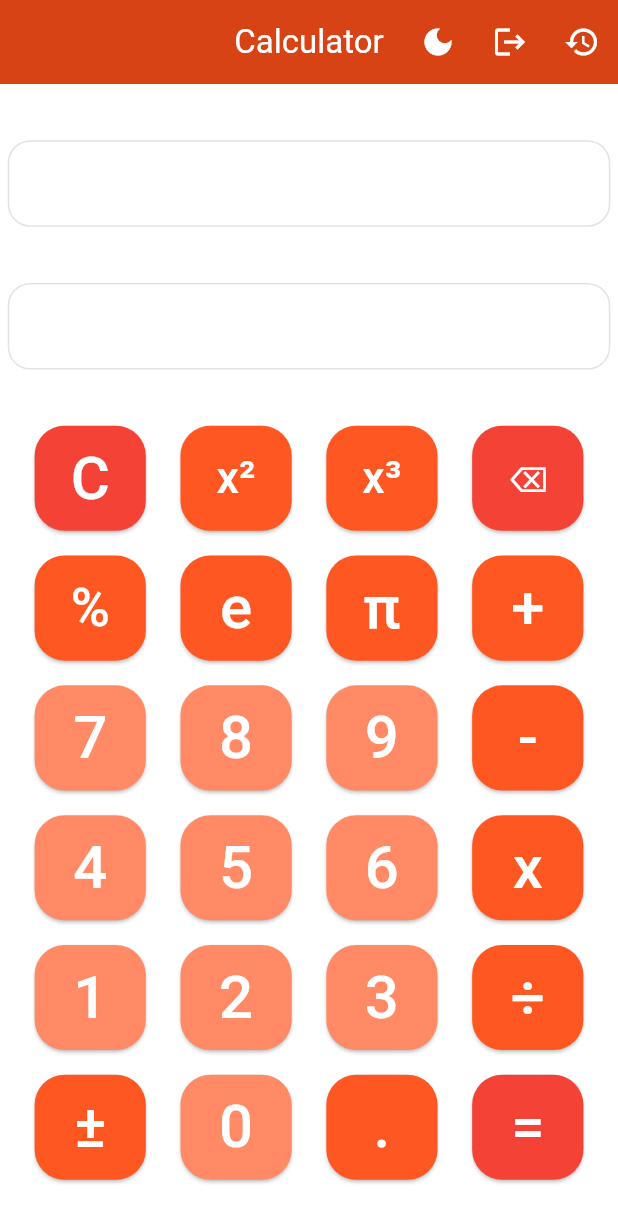
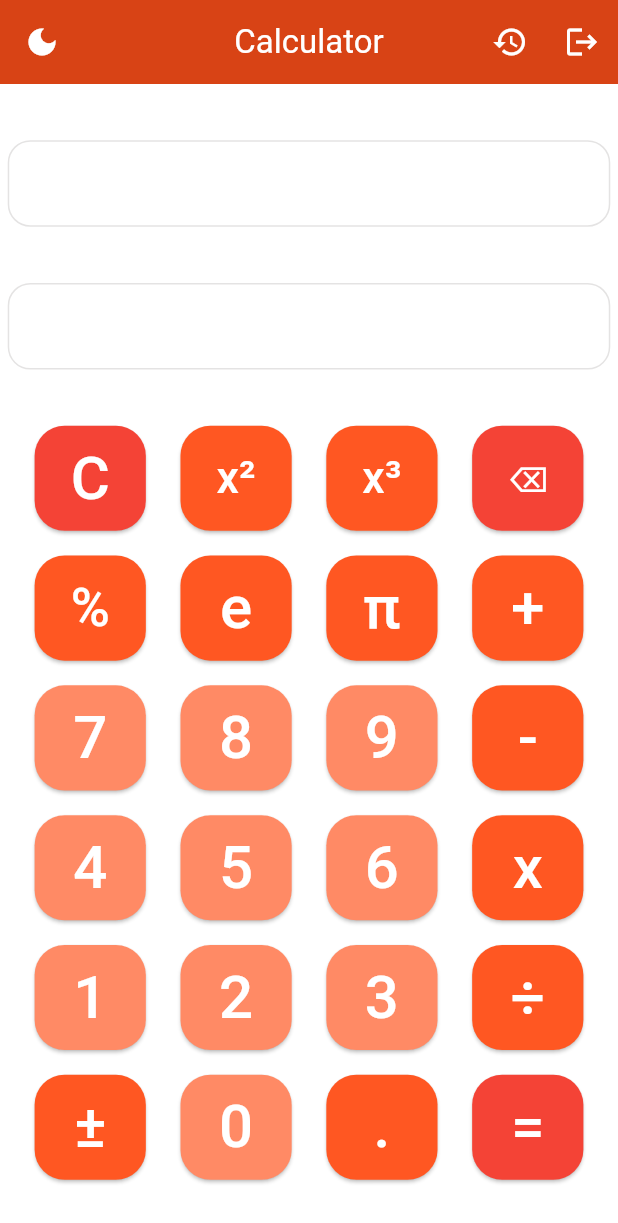
Before and after one commit to Krystizz/Calculator-App-DevSoc, a Flutter app: the screen it shows once a user with an empty profile is signed in, after a tap on the "logout" icon, on a phone screen of 412 x 824 dp. Shown: the top 1223 px of the screen. Run offline on Flutter 3.47's test engine with Material 3 defaults, Android fonts, the phone set to English and light mode, and no system bars; our stand-ins replace cloud_firestore, firebase_auth, firebase_core; accounts and stored records are empty.

Commit message:
UI Fixes & Enhancement

```diff
--- /dev/null
+++ b/lib/globals.dart
@@ -0,0 +1,19 @@
+library calculator.globals;
+import 'package:flutter/material.dart';
+
+bool darkEnabled = false;
+Color textColor = Colors.black;
+Color textBoxColor = Colors.white;
+Color backgroundColor = Colors.white;
+Color appBarColor = Colors.deepOrange.shade800;
+IconData themeIcon = Icons.dark_mode;
+
+ButtonStyle style1 = ElevatedButton.styleFrom(backgroundColor: Colors.red.shade500,
+    foregroundColor: Colors.white, shape: RoundedRectangleBorder(borderRadius:
+    BorderRadius.circular(20)),);
+ButtonStyle style2 = ElevatedButton.styleFrom(backgroundColor: Colors.deepOrange.shade500,
+    foregroundColor: Colors.white, shape: RoundedRectangleBorder(borderRadius:
+    BorderRadius.circular(20)),);
+ButtonStyle style3 = ElevatedButton.styleFrom(backgroundColor: Colors.deepOrange.shade300,
+    foregroundColor: Colors.white, shape: RoundedRectangleBorder(borderRadius:
+    BorderRadius.circular(20)),);
--- a/lib/login.dart
+++ b/lib/login.dart
@@ -1,6 +1,7 @@
 import 'main.dart';
 import 'package:flutter/material.dart';
 import 'package:firebase_auth/firebase_auth.dart';
+import 'globals.dart' as globals;
 
 class AuthPage extends StatelessWidget {
   const AuthPage({super.key});
@@ -38,8 +39,8 @@ class _LoginPageState extends State<LoginPage> {
   void showErrorMessage(String msg) {
     showDialog(context: context, builder: (context) {
       return AlertDialog(
-        backgroundColor: Colors.deepPurple,
-        title: Center(child: Text(msg, style: const TextStyle(color: Colors.white))),
+        backgroundColor: globals.backgroundColor,
+        title: Center(child: Text(msg, style: TextStyle(color: globals.textColor))),
       );
     });
   }
@@ -78,40 +79,94 @@ class _LoginPageState extends State<LoginPage> {
     }
   }
 
+  void darkTheme() {
+    setState(() {
+      if (!globals.darkEnabled) {
+        globals.darkEnabled = true;
+        globals.backgroundColor = Colors.black;
+        globals.textColor = Colors.white;
+        globals.textBoxColor = Colors.white70;
+        globals.appBarColor = Colors.black;
+        globals.themeIcon = Icons.light_mode;
+        globals.style1 = ElevatedButton.styleFrom(
+          backgroundColor: Colors.cyan.shade900, foregroundColor: Colors.white,
+          shape: RoundedRectangleBorder(borderRadius: BorderRadius.circular(20)),);
+        globals.style2 = ElevatedButton.styleFrom(
+          backgroundColor: Colors.blueGrey.shade600, foregroundColor: Colors.white,
+          shape: RoundedRectangleBorder(borderRadius: BorderRadius.circular(20)),);
+        globals.style3 = ElevatedButton.styleFrom(
+          backgroundColor: Colors.blueGrey.shade900, foregroundColor: Colors.white,
+          shape: RoundedRectangleBorder(borderRadius: BorderRadius.circular(20)),);
+      }
+      else {
+        globals.darkEnabled = false;
+        globals.backgroundColor = Colors.white;
+        globals.textColor = Colors.black;
+        globals.textBoxColor = Colors.white;
+        globals.appBarColor = Colors.deepOrange.shade800;
+        globals.themeIcon = Icons.dark_mode;
+        globals.style1 = ElevatedButton.styleFrom(
+          backgroundColor: Colors.red.shade500, foregroundColor: Colors.white,
+          shape: RoundedRectangleBorder(borderRadius: BorderRadius.circular(20)),);
+        globals.style2 = ElevatedButton.styleFrom(
+          backgroundColor: Colors.deepOrange.shade500, foregroundColor: Colors.white,
+          shape: RoundedRectangleBorder(borderRadius: BorderRadius.circular(20)),);
+        globals.style3 = ElevatedButton.styleFrom(
+          backgroundColor: Colors.deepOrange.shade300, foregroundColor: Colors.white,
+          shape: RoundedRectangleBorder(borderRadius: BorderRadius.circular(20)),);
+      }
+    });
+  }
+
   @override
   Widget build(BuildContext context) {
+
+    double screenWidth = MediaQuery.of(context).size.width;
+    double screenHeight = MediaQuery.of(context).size.height;
+
+    SizedBox uiButton(double x, double y, ButtonStyle style,
+      void Function() func, String txt) {
+        return SizedBox(width: screenWidth*x, height: screenHeight*y, child:
+          ElevatedButton(style: style, onPressed: func, child:
+            FittedBox(fit: BoxFit.scaleDown, child: Text(txt,
+              style: const TextStyle(fontSize: 40),),),),);
+    }
+
     return Scaffold(
       backgroundColor: Colors.grey[300],
-      body: SafeArea(
+      appBar: AppBar(
+        foregroundColor: Colors.white, backgroundColor: globals.appBarColor,
+        title: const Text('Calculator'), centerTitle: true,
+        leading: IconButton(icon: Icon(globals.themeIcon),
+          onPressed: () {
+              setState(() {darkTheme();});
+            },),
+      ),
+      body:
+      Container(color: globals.backgroundColor, child: SafeArea(
         child: Center(
           child: SingleChildScrollView(
             child: Column(
               mainAxisAlignment: MainAxisAlignment.center,
               children: [
-                const SizedBox(height: 50),
-                const Icon(Icons.lock,size: 60,),
-                const SizedBox(height: 50),
-
+                SizedBox(height: screenHeight*0.08),
+                Icon(Icons.lock, size: screenHeight*0.12, color: globals.textColor,),
+                SizedBox(height: screenHeight*0.05),
                 Text(
                   'Welcome!',
-                  style: TextStyle(
-                    color: Colors.grey[900],
-                    fontSize: 25,
+                  style: TextStyle(color: globals.textColor, fontSize: 28,),
                   ),
-                ),
-                const SizedBox(height: 25),
-
+                SizedBox(height: screenHeight*0.02),
                 Text(
                   'Sign in or sign up with your details!',
                   style: TextStyle(
-                    color: Colors.grey[700],
-                    fontSize: 18,
+                    color: globals.textColor,
+                    fontSize: 20,
                   ),
                 ),
-                const SizedBox(height: 40),
-
+                SizedBox(height: screenHeight*0.05),
                 Padding(
-                  padding: const EdgeInsets.symmetric(horizontal: 25.0),
+                  padding: EdgeInsets.symmetric(horizontal: screenWidth*0.1),
                   child: TextField(
                           controller: emailController,
                           obscureText: false,
@@ -125,13 +180,12 @@ class _LoginPageState extends State<LoginPage> {
                               fillColor: Colors.grey.shade200,
                               filled: true,
                               hintText: 'Email',
-                              hintStyle: TextStyle(color: Colors.grey[500])),
+                              hintStyle: TextStyle(color: Colors.grey[600])),
                         ),
                 ),
-                const SizedBox(height: 10),
-
+                SizedBox(height: screenHeight*0.02),
                 Padding(
-                  padding: const EdgeInsets.symmetric(horizontal: 25.0),
+                  padding: EdgeInsets.symmetric(horizontal: screenWidth*0.1),
                   child: TextField(
                           controller: passwordController,
                           obscureText: true,
@@ -145,40 +199,19 @@ class _LoginPageState extends State<LoginPage> {
                               fillColor: Colors.grey.shade200,
                               filled: true,
                               hintText: 'Password',
-                              hintStyle: TextStyle(color: Colors.grey[500])),
+                              hintStyle: TextStyle(color: Colors.grey[600])),
                         ),
                 ),
-                const SizedBox(height: 50),
-
-                GestureDetector(
-                  onTap: signUserIn,
-                  child: Container(
-                    padding: const EdgeInsets.all(25),
-                    margin: const EdgeInsets.symmetric(horizontal: 25),
-                    decoration: BoxDecoration(color: Colors.black,
-                      borderRadius: BorderRadius.circular(8),),
-                      child: const Center(child: Text("Sign In",
-                        style: TextStyle(color: Colors.white,
-                          fontWeight: FontWeight.bold, fontSize: 16,),
-                    ),),),),
-                const SizedBox(height: 20),
-
-                GestureDetector(
-                  onTap: signUserUp,
-                  child: Container(
-                    padding: const EdgeInsets.all(25),
-                    margin: const EdgeInsets.symmetric(horizontal: 25),
-                    decoration: BoxDecoration(color: Colors.black,
-                      borderRadius: BorderRadius.circular(8),),
-                      child: const Center(child: Text("Sign Up",
-                        style: TextStyle(color: Colors.white,
-                          fontWeight: FontWeight.bold, fontSize: 16,),
-                    ),),),),
-              ],
+                SizedBox(height: screenHeight*0.05),
+                uiButton(0.6, 0.08, globals.style1, signUserIn, 'Sign In'),
+                SizedBox(height: screenHeight*0.02),
+                uiButton(0.6, 0.08, globals.style1, signUserUp, 'Sign Up'),
+                SizedBox(height: screenHeight*0.08),
+                ]),
             ),
           ),
         ),
-      ),
+      )
     );
   }
 }
--- a/lib/main.dart
+++ b/lib/main.dart
@@ -5,6 +5,7 @@ import 'package:firebase_core/firebase_core.dart';
 import 'package:cloud_firestore/cloud_firestore.dart';
 import 'firebase_options.dart';
 import 'login.dart';
+import 'globals.dart' as globals;
 
 void main() async {
   WidgetsFlutterBinding.ensureInitialized();
@@ -50,33 +51,17 @@ class _MyHomePageState extends State<MyHomePage> {
   String prevNum = '';
   String newNum = '';
   String oper = '';
-  String history = '';
+  String lastCalc = '';
 
   double num1 = 0.0;
   double num2 = 0.0;
   double temp = 0.0;
 
   bool shouldClear = false;
-  bool darkEnabled = false;
 
-  Color textBoxColor = Colors.white;
-  Color backgroundColor = Colors.white;
-  Color appBarColor = Colors.deepOrange.shade800;
-  IconData themeIcon = Icons.dark_mode;
-
-  var style1 = ElevatedButton.styleFrom(backgroundColor: Colors.red.shade500,
-  foregroundColor: Colors.white, shape: RoundedRectangleBorder(borderRadius:
-  BorderRadius.circular(20)),);
-  var style2 = ElevatedButton.styleFrom(backgroundColor: Colors.deepOrange.shade500,
-  foregroundColor: Colors.white, shape: RoundedRectangleBorder(borderRadius:
-  BorderRadius.circular(20)),);
-  var style3 = ElevatedButton.styleFrom(backgroundColor: Colors.deepOrange.shade300,
-  foregroundColor: Colors.white, shape: RoundedRectangleBorder(borderRadius:
-  BorderRadius.circular(20)),);
-
-  void addUserHistory(String history) async {
+  void save(String lastCalc) async {
     await FirebaseFirestore.instance.collection(widget.userID!.email.toString()).add({
-      'history': history,
+      'calc': lastCalc,
       'time': DateTime.now(),
     });
   }
@@ -96,7 +81,7 @@ class _MyHomePageState extends State<MyHomePage> {
       prevNum = '';
       newNum = '';
       oper = '';
-      history = '';
+      lastCalc = '';
       num1 = 0.0;
       num2 = 0.0;
       shouldClear = false;
@@ -128,7 +113,7 @@ class _MyHomePageState extends State<MyHomePage> {
         prevNum = num1.toString();
         newNum = num2.toString();
         setPrecision();
-        history = '$prevNum $oper $newNum = $ans';
+        lastCalc = '$prevNum $oper $newNum = $ans';
         num1 = 0.0;
         num2 = 0.0;
         oper = '';
@@ -177,7 +162,7 @@ class _MyHomePageState extends State<MyHomePage> {
       else if (ans.isEmpty) {
         oper = ope;
       }
-      history = prevNum;
+      lastCalc = prevNum;
     });
   }
 
@@ -222,7 +207,7 @@ class _MyHomePageState extends State<MyHomePage> {
       ans = (temp * temp).toString();
       setPrecision();
       shouldClear == true;
-      history = '$prevNum ^ 2';
+      lastCalc = '$prevNum ^ 2';
     });
   }
 
@@ -233,7 +218,7 @@ class _MyHomePageState extends State<MyHomePage> {
       ans = (temp * temp * temp).toString();
       setPrecision();
       shouldClear == true;
-      history = '$prevNum ^ 3';
+      lastCalc = '$prevNum ^ 3';
     });
   }
 
@@ -268,35 +253,37 @@ class _MyHomePageState extends State<MyHomePage> {
 
   void darkTheme() {
     setState(() {
-      if (!darkEnabled) {
-        darkEnabled = true;
-        backgroundColor = Colors.black;
-        textBoxColor = Colors.white70;
-        appBarColor = Colors.black;
-        themeIcon = Icons.light_mode;
-        style1 = ElevatedButton.styleFrom(
+      if (!globals.darkEnabled) {
+        globals.darkEnabled = true;
+        globals.backgroundColor = Colors.black;
+        globals.textColor = Colors.white;
+        globals.textBoxColor = Colors.white70;
+        globals.appBarColor = Colors.black;
+        globals.themeIcon = Icons.light_mode;
+        globals.style1 = ElevatedButton.styleFrom(
           backgroundColor: Colors.cyan.shade900, foregroundColor: Colors.white,
           shape: RoundedRectangleBorder(borderRadius: BorderRadius.circular(20)),);
-        style2 = ElevatedButton.styleFrom(
+        globals.style2 = ElevatedButton.styleFrom(
           backgroundColor: Colors.blueGrey.shade600, foregroundColor: Colors.white,
           shape: RoundedRectangleBorder(borderRadius: BorderRadius.circular(20)),);
-        style3 = ElevatedButton.styleFrom(
+        globals.style3 = ElevatedButton.styleFrom(
           backgroundColor: Colors.blueGrey.shade900, foregroundColor: Colors.white,
           shape: RoundedRectangleBorder(borderRadius: BorderRadius.circular(20)),);
       }
       else {
-        darkEnabled = false;
-        backgroundColor = Colors.white;
-        textBoxColor = Colors.white;
-        appBarColor = Colors.deepOrange.shade800;
-        themeIcon = Icons.dark_mode;
-        style1 = ElevatedButton.styleFrom(
+        globals.darkEnabled = false;
+        globals.backgroundColor = Colors.white;
+        globals.textColor = Colors.black;
+        globals.textBoxColor = Colors.white;
+        globals.appBarColor = Colors.deepOrange.shade800;
+        globals.themeIcon = Icons.dark_mode;
+        globals.style1 = ElevatedButton.styleFrom(
           backgroundColor: Colors.red.shade500, foregroundColor: Colors.white,
           shape: RoundedRectangleBorder(borderRadius: BorderRadius.circular(20)),);
-        style2 = ElevatedButton.styleFrom(
+        globals.style2 = ElevatedButton.styleFrom(
           backgroundColor: Colors.deepOrange.shade500, foregroundColor: Colors.white,
           shape: RoundedRectangleBorder(borderRadius: BorderRadius.circular(20)),);
-        style3 = ElevatedButton.styleFrom(
+        globals.style3 = ElevatedButton.styleFrom(
           backgroundColor: Colors.deepOrange.shade300, foregroundColor: Colors.white,
           shape: RoundedRectangleBorder(borderRadius: BorderRadius.circular(20)),);
       }
@@ -323,99 +310,98 @@ class _MyHomePageState extends State<MyHomePage> {
 
     return Scaffold(
       appBar: AppBar(
-        foregroundColor: Colors.white, backgroundColor: appBarColor,
-        title: Text(widget.title), centerTitle: true,
+        foregroundColor: Colors.white, backgroundColor: globals.appBarColor,
+        title: const Text('Calculator'), centerTitle: true,
+        leading: IconButton(icon: Icon(globals.themeIcon),
+          onPressed: () {
+              setState(() {darkTheme();});
+            },),
         actions: <Widget>[
-          IconButton(icon: Icon(themeIcon), onPressed: () {
-              setState(() {
-                darkTheme();
-              });
+            IconButton(icon: const Icon(Icons.history), onPressed: () {
+              Navigator.of(context).push(MaterialPageRoute(builder:
+              (context) => HistoryPage()));
             },),
             IconButton(icon: const Icon(Icons.logout), onPressed: () {
               setState(() {
                 signUserOut();
               });
             },),
-            IconButton(icon: const Icon(Icons.history), onPressed: () {
-              Navigator.of(context).push(MaterialPageRoute(builder:
-              (context) => HistoryPage()));
-            },),
             ],
       ),
 
       body:
-    Container(color: backgroundColor, child:
+    Container(color: globals.backgroundColor, child:
     Column(
         mainAxisAlignment: MainAxisAlignment.spaceEvenly,
         children: <Widget>[
           SizedBox(width: screenWidth*0.975, height: screenHeight*0.07, child:
             OutlinedButton(style: TextButton.styleFrom(shape:
               RoundedRectangleBorder(borderRadius: BorderRadius.circular(15)),
-                backgroundColor: textBoxColor), onPressed: null, child:
-                  Text(history.split(' = ')[0], style:
+                backgroundColor: globals.textBoxColor), onPressed: null, child:
+                  Text(lastCalc.split(' = ')[0], style:
                     Theme.of(context).textTheme.headlineSmall,),),),
           SizedBox(width: screenWidth*0.975, height: screenHeight*0.07, child:
             OutlinedButton(style: TextButton.styleFrom(shape:
               RoundedRectangleBorder(borderRadius: BorderRadius.circular(15)),
-                backgroundColor: textBoxColor), onPressed: null, child:
+                backgroundColor: globals.textBoxColor), onPressed: null, child:
                   Text(ans, style: Theme.of(context).textTheme.headlineSmall,),),),
           Column(
             mainAxisAlignment: MainAxisAlignment.center,
             children: <Widget>[
               Row(mainAxisAlignment: MainAxisAlignment.spaceEvenly,
                 children: <Widget>[
-                  uiButton(0.18, 0.085, style1, clear, 'C'),
-                  uiButton(0.18, 0.085, style2, square, 'x²'),
-                  uiButton(0.18, 0.085, style2, cube, 'x³'),
-                  uiButton(0.18, 0.085, style1, backspace, '⌫'),
+                  uiButton(0.18, 0.085, globals.style1, clear, 'C'),
+                  uiButton(0.18, 0.085, globals.style2, square, 'x²'),
+                  uiButton(0.18, 0.085, globals.style2, cube, 'x³'),
+                  uiButton(0.18, 0.085, globals.style1, backspace, '⌫'),
                 ],
               ),
               SizedBox(height: screenHeight*0.02),
               Row(mainAxisAlignment: MainAxisAlignment.spaceEvenly,
                 children: <Widget>[
-                  uiButton(0.18, 0.085, style2, percentage, '%'),
-                  uiButton(0.18, 0.085, style2, (){constants('e');}, 'e'),
-                  uiButton(0.18, 0.085, style2, (){constants('π');}, 'π'),
-                  uiButton(0.18, 0.085, style2, (){operClicked('+');}, '+'),
+                  uiButton(0.18, 0.085, globals.style2, percentage, '%'),
+                  uiButton(0.18, 0.085, globals.style2, (){constants('e');}, 'e'),
+                  uiButton(0.18, 0.085, globals.style2, (){constants('π');}, 'π'),
+                  uiButton(0.18, 0.085, globals.style2, (){operClicked('+');}, '+'),
                 ],
               ),
               SizedBox(height: screenHeight*0.02),
               Row(mainAxisAlignment: MainAxisAlignment.spaceEvenly,
                 children: <Widget>[
-                  uiButton(0.18, 0.085, style3, (){numClicked('7');}, '7'),
-                  uiButton(0.18, 0.085, style3, (){numClicked('8');}, '8'),
-                  uiButton(0.18, 0.085, style3, (){numClicked('9');}, '9'),
-                  uiButton(0.18, 0.085, style2, (){operClicked('-');}, '-'),
+                  uiButton(0.18, 0.085, globals.style3, (){numClicked('7');}, '7'),
+                  uiButton(0.18, 0.085, globals.style3, (){numClicked('8');}, '8'),
+                  uiButton(0.18, 0.085, globals.style3, (){numClicked('9');}, '9'),
+                  uiButton(0.18, 0.085, globals.style2, (){operClicked('-');}, '-'),
                 ],
               ),
               SizedBox(height: screenHeight*0.02),
               Row(mainAxisAlignment: MainAxisAlignment.spaceEvenly,
                 children: <Widget>[
-                  uiButton(0.18, 0.085, style3, (){numClicked('4');}, '4'),
-                  uiButton(0.18, 0.085, style3, (){numClicked('5');}, '5'),
-                  uiButton(0.18, 0.085, style3, (){numClicked('6');}, '6'),
-                  uiButton(0.18, 0.085, style2, (){operClicked('x');}, 'x'),
+                  uiButton(0.18, 0.085, globals.style3, (){numClicked('4');}, '4'),
+                  uiButton(0.18, 0.085, globals.style3, (){numClicked('5');}, '5'),
+                  uiButton(0.18, 0.085, globals.style3, (){numClicked('6');}, '6'),
+                  uiButton(0.18, 0.085, globals.style2, (){operClicked('x');}, 'x'),
                 ],
               ),
               SizedBox(height: screenHeight*0.02),
               Row(mainAxisAlignment: MainAxisAlignment.spaceEvenly,
                 children: <Widget>[
-                  uiButton(0.18, 0.085, style3, (){numClicked('1');}, '1'),
-                  uiButton(0.18, 0.085, style3, (){numClicked('2');}, '2'),
-                  uiButton(0.18, 0.085, style3, (){numClicked('3');}, '3'),
-                  uiButton(0.18, 0.085, style2, (){operClicked('÷');}, '÷'),
+                  uiButton(0.18, 0.085, globals.style3, (){numClicked('1');}, '1'),
+                  uiButton(0.18, 0.085, globals.style3, (){numClicked('2');}, '2'),
+                  uiButton(0.18, 0.085, globals.style3, (){numClicked('3');}, '3'),
+                  uiButton(0.18, 0.085, globals.style2, (){operClicked('÷');}, '÷'),
                 ],
               ),
               SizedBox(height: screenHeight*0.02),
               Row(mainAxisAlignment: MainAxisAlignment.spaceEvenly,
                 children: <Widget>[
-                  uiButton(0.18, 0.085, style2, changeSign, '±'),
-                  uiButton(0.18, 0.085, style3, (){numClicked('0');}, '0'),
-                  uiButton(0.18, 0.085, style2, (){numClicked('.');}, '.'),
-                  uiButton(0.18, 0.085, style1, (){
+                  uiButton(0.18, 0.085, globals.style2, changeSign, '±'),
+                  uiButton(0.18, 0.085, globals.style3, (){numClicked('0');}, '0'),
+                  uiButton(0.18, 0.085, globals.style2, (){numClicked('.');}, '.'),
+                  uiButton(0.18, 0.085, globals.style1, (){
                     calculate();
                     if (prevNum.isNotEmpty) {
-                      addUserHistory(history);
+                      save(lastCalc);
                     }
                   }, '='),
                 ],
@@ -438,11 +424,12 @@ class HistoryPage extends StatelessWidget {
     return Scaffold(
       appBar: AppBar(
         foregroundColor: Colors.white,
-        backgroundColor: Colors.deepOrange.shade800,
+        backgroundColor: (!globals.darkEnabled)? Colors.deepOrange.shade800 : Colors.black,
         title: const Text('History'),
         centerTitle: true,
       ),
-      body: StreamBuilder<QuerySnapshot>(
+      body: Container(color: globals.backgroundColor,
+        child: StreamBuilder<QuerySnapshot>(
           stream: FirebaseFirestore.instance.collection(userID!.email.toString()).
             orderBy('time', descending: true).snapshots(),
           builder: (context, snapshot) {
@@ -455,18 +442,22 @@ class HistoryPage extends StatelessWidget {
                     padding: const EdgeInsets.all(8.0),
                     child:
                       ListTile(
-                      title: Text(doc['history'], style:
-                        Theme.of(context).textTheme.headlineSmall,),
-                      visualDensity: VisualDensity.standard,
-                      tileColor: Colors.grey[200],
+                        title: Text(doc['calc'], style: const TextStyle(fontSize: 20)),
+                        tileColor: Colors.grey[200], textColor: globals.textColor,
                       ),
                   );
                 },
               );
             } else {
-            return const Center(child: CircularProgressIndicator());
+                return Center(child: Column(mainAxisAlignment: MainAxisAlignment.center,
+                  children:[
+                      Text('History Is Empty', style: TextStyle(fontSize: 20,
+                      color: globals.textColor),),
+                      const SizedBox(height: 10), const CircularProgressIndicator(),
+                    ],),);
             }
           },
+        ),
       ),
     );
   }
```
Lines whose indentation alone changed are shown as unchanged.
